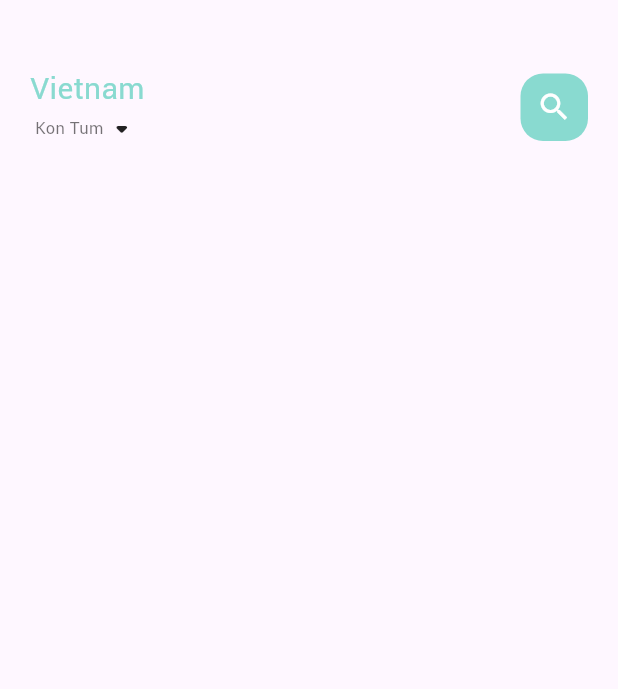
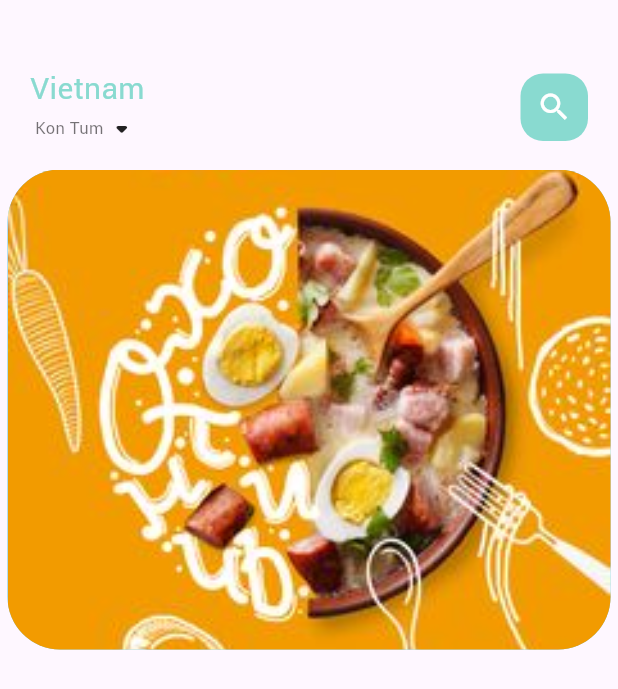
Before and after one commit to ndnam0409/Food-Delivery-App, a Flutter app: the screen it shows after launch, on a phone screen of 412 x 824 dp. Shown: the top 689 px of the screen. Run offline on Flutter 3.47's test engine with Material 2 defaults, Android fonts, the phone set to English and light mode, and no system bars.

Commit message:
add body page

```diff
--- /dev/null
+++ b/lib/home/food_page_body.dart
@@ -0,0 +1,41 @@
+import 'package:flutter/material.dart';
+
+class FoodPageBody extends StatefulWidget {
+  const FoodPageBody({super.key});
+
+  @override
+  State<FoodPageBody> createState() => _FoodPageBodyState();
+}
+
+class _FoodPageBodyState extends State<FoodPageBody> {
+  @override
+  Widget build(BuildContext context) {
+    return Container(
+      height: 320,
+      // The PageView.builder widget is used to create a scrollable list of children widgets.
+      child: PageView.builder(
+        itemCount: 5,
+        itemBuilder: (context, position){
+        return _buildPageItem(position);
+      }),
+    );
+  }
+  Widget _buildPageItem(int index){
+    return Container(
+      height: 220,
+      width: 220,
+      margin: const EdgeInsets.only(left: 5, right: 5),
+      decoration: BoxDecoration(
+        borderRadius: BorderRadius.circular(35),
+        color: index.isEven ? const Color(0xFF69c5df) : const Color(0xFF9294cc),
+        image: const DecorationImage(
+          fit: BoxFit.cover,
+          image: AssetImage(
+            "assets/image/food3.jpg"
+          )
+        )
+
+      )
+    );
+  }
+}
--- a/lib/home/main_food_page.dart
+++ b/lib/home/main_food_page.dart
@@ -1,4 +1,5 @@
 import 'package:flutter/material.dart';
+import 'package:food_delivery/home/food_page_body.dart';
 import 'package:food_delivery/utils/colors.dart';
 import 'package:food_delivery/widgets/big_text.dart';
 import 'package:food_delivery/widgets/small_text.dart';
@@ -51,7 +52,8 @@ class _MainFoodPageState extends State<MainFoodPage> {
                 ],
               )
             )
-          )
+          ),
+          const FoodPageBody(),
         ]
       )
     );
--- a/pubspec.yaml
+++ b/pubspec.yaml
@@ -59,9 +59,9 @@ flutter:
   uses-material-design: true
 
   # To add assets to your application, add an assets section, like this:
-  # assets:
-  #   - images/a_dot_burr.jpeg
-  #   - images/a_dot_ham.jpeg
+  assets:
+    - assets/image/
+
 
   # An image asset can refer to one or more resolution-specific "variants", see
   # https://flutter.dev/assets-and-images/#resolution-aware
```
Also changed, not shown: assets/image/food1.jpg (added), assets/image/food2.jpg (added), assets/image/food3.jpg (added).
